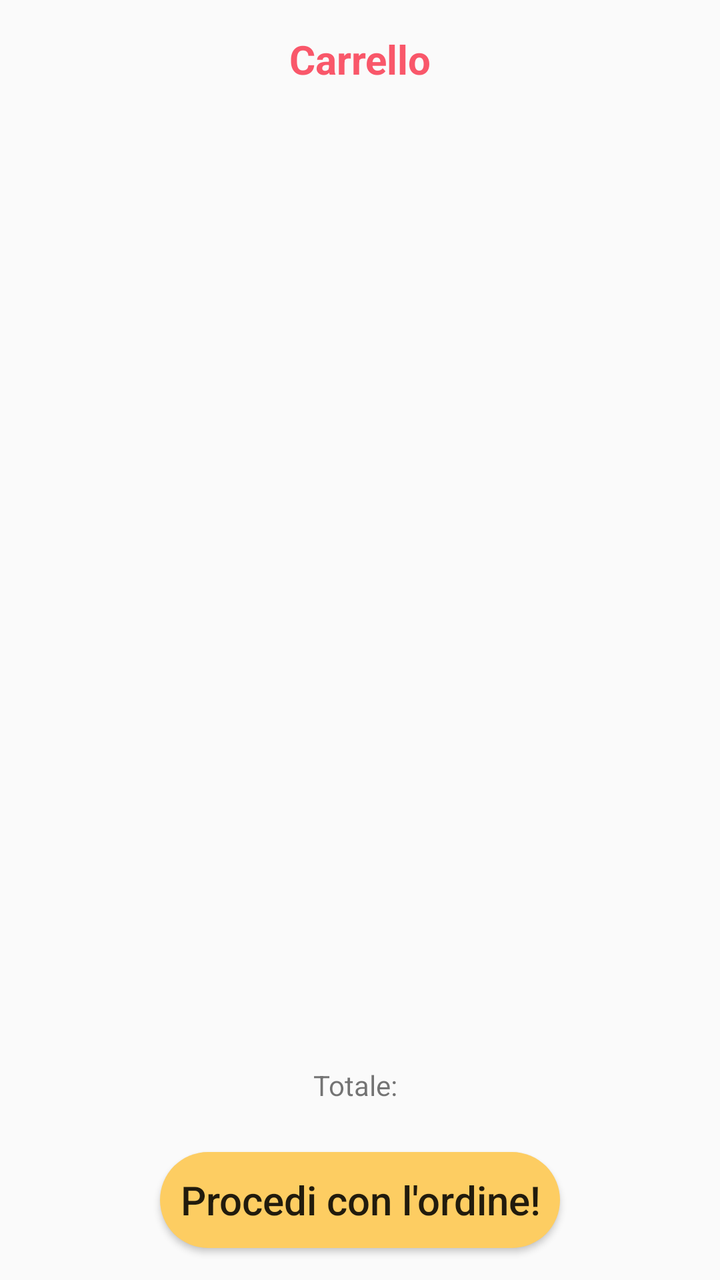
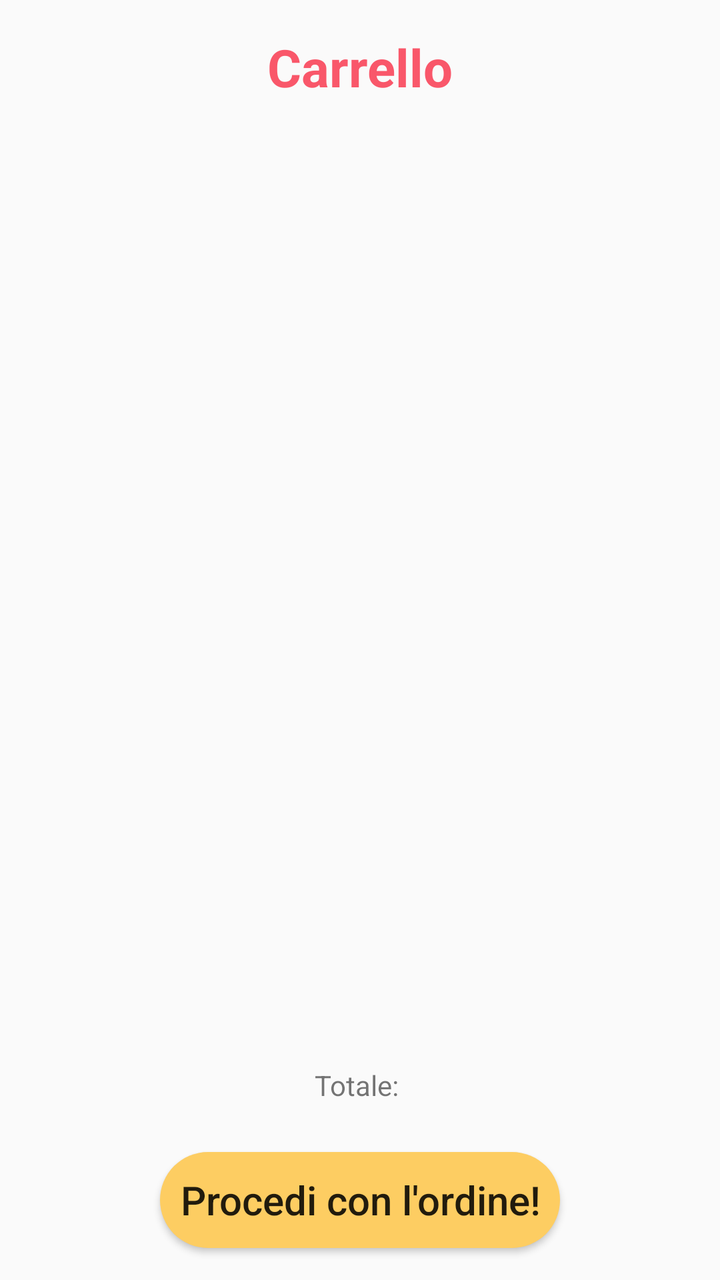

The first picture is an Android layout as it rendered before a commit; the second is the same layout after the commit. The layout source and the unified diff follow.
<!-- AndroidManifest.xml: application theme Theme.HotSliceApp -->
<!-- res/layout/fragment_carrello.xml -->
<?xml version="1.0" encoding="utf-8"?>
<FrameLayout xmlns:android="http://schemas.android.com/apk/res/android"
    xmlns:app="http://schemas.android.com/apk/res-auto"
    xmlns:tools="http://schemas.android.com/tools"
    android:layout_width="match_parent"
    android:layout_height="match_parent"
    tools:context=".fragments.FragmentCarrello">

    <ProgressBar
        android:id="@+id/progressBar"
        android:layout_width="match_parent"
        android:layout_height="wrap_content"
        android:layout_gravity="center"
        android:indeterminate="true"
        android:indeterminateTint="@color/red"
         />

    <androidx.constraintlayout.widget.ConstraintLayout
        android:layout_width="match_parent"
        android:layout_height="match_parent">

        <TextView
            android:id="@+id/textViewCarrello"
            android:layout_width="wrap_content"
            android:layout_height="wrap_content"
            android:layout_marginTop="16dp"
            android:text="Carrello"
            android:textColor="@color/red"
            android:textSize="20sp"
            android:textStyle="bold"
            app:layout_constraintEnd_toEndOf="parent"
            app:layout_constraintStart_toStartOf="parent"
            app:layout_constraintTop_toTopOf="parent" />

        <androidx.recyclerview.widget.RecyclerView
            android:id="@+id/recyclerViewCarrello"
            android:layout_width="414dp"
            android:layout_height="456dp"
            app:layout_constraintBottom_toTopOf="@+id/textView"
            app:layout_constraintEnd_toEndOf="parent"
            app:layout_constraintStart_toStartOf="parent"
            app:layout_constraintTop_toBottomOf="@+id/textViewCarrello"
            />

        <Button
            android:id="@+id/ordinaButton"
            android:layout_width="wrap_content"
            android:layout_height="wrap_content"
            android:layout_marginBottom="16dp"
            android:background="@drawable/custom_button"
            android:padding="10dp"
            android:text="Procedi con l'ordine!"
            android:textAllCaps="false"
            android:textSize="20sp"
            app:layout_constraintBottom_toBottomOf="parent"
            app:layout_constraintEnd_toEndOf="parent"
            app:layout_constraintStart_toStartOf="parent" />

        <TextView
            android:id="@+id/textViewTotale"
            android:layout_width="wrap_content"
            android:layout_height="wrap_content"
            android:layout_marginBottom="24dp"
            android:text="Totale: "
            app:layout_constraintBottom_toTopOf="@+id/ordinaButton"
            app:layout_constraintEnd_toEndOf="parent"
            app:layout_constraintHorizontal_bias="0.498"
            app:layout_constraintStart_toStartOf="parent" />

    </androidx.constraintlayout.widget.ConstraintLayout>

</FrameLayout>
<!-- resources referenced by this layout -->
<resources>
  <color name="red">#F9576A</color>
  <!-- drawable custom_button (drawable) -->
  <?xml version="1.0" encoding="utf-8"?>
  <shape xmlns:android="http://schemas.android.com/apk/res/android" android:shape="rectangle">
  
      <solid android:color="@color/yellow" />
      <corners android:radius="25dp" />
  </shape>
  <style name="Theme.HotSliceApp" parent="Theme.AppCompat.Light.NoActionBar">
          
          
          
          <item name="android:statusBarColor">@color/red</item>
      </style>
  <color name="yellow">#FDCD62</color>
</resources>

<!-- the commit's change to res/layout/fragment_carrello.xml (unified diff, before → after) -->
@@ -12,8 +12,7 @@
         android:layout_height="wrap_content"
         android:layout_gravity="center"
         android:indeterminate="true"
-        android:indeterminateTint="@color/red"
-         />
+        android:indeterminateTint="@color/red"/>
 
     <androidx.constraintlayout.widget.ConstraintLayout
         android:layout_width="match_parent"
@@ -26,7 +25,7 @@
             android:layout_marginTop="16dp"
             android:text="Carrello"
             android:textColor="@color/red"
-            android:textSize="20sp"
+            android:textSize="26sp"
             android:textStyle="bold"
             app:layout_constraintEnd_toEndOf="parent"
             app:layout_constraintStart_toStartOf="parent"
@@ -34,13 +33,24 @@
 
         <androidx.recyclerview.widget.RecyclerView
             android:id="@+id/recyclerViewCarrello"
-            android:layout_width="414dp"
-            android:layout_height="456dp"
-            app:layout_constraintBottom_toTopOf="@+id/textView"
+            android:layout_width="0dp"
+            android:layout_height="0dp"
+            app:layout_constraintTop_toBottomOf="@+id/textViewCarrello"
+            app:layout_constraintBottom_toTopOf="@+id/textViewTotale"
             app:layout_constraintEnd_toEndOf="parent"
             app:layout_constraintStart_toStartOf="parent"
-            app:layout_constraintTop_toBottomOf="@+id/textViewCarrello"
-            />
+            tools:layout_height="456dp"
+            tools:layout_width="match_parent"/>
+
+        <TextView
+            android:id="@+id/textViewTotale"
+            android:layout_width="wrap_content"
+            android:layout_height="wrap_content"
+            android:layout_marginBottom="24dp"
+            android:text="Totale: "
+            app:layout_constraintBottom_toTopOf="@+id/ordinaButton"
+            app:layout_constraintEnd_toEndOf="parent"
+            app:layout_constraintStart_toStartOf="parent" />
 
         <Button
             android:id="@+id/ordinaButton"
@@ -56,17 +66,6 @@
             app:layout_constraintEnd_toEndOf="parent"
             app:layout_constraintStart_toStartOf="parent" />
 
-        <TextView
-            android:id="@+id/textViewTotale"
-            android:layout_width="wrap_content"
-            android:layout_height="wrap_content"
-            android:layout_marginBottom="24dp"
-            android:text="Totale: "
-            app:layout_constraintBottom_toTopOf="@+id/ordinaButton"
-            app:layout_constraintEnd_toEndOf="parent"
-            app:layout_constraintHorizontal_bias="0.498"
-            app:layout_constraintStart_toStartOf="parent" />
-
     </androidx.constraintlayout.widget.ConstraintLayout>
 
 </FrameLayout>
